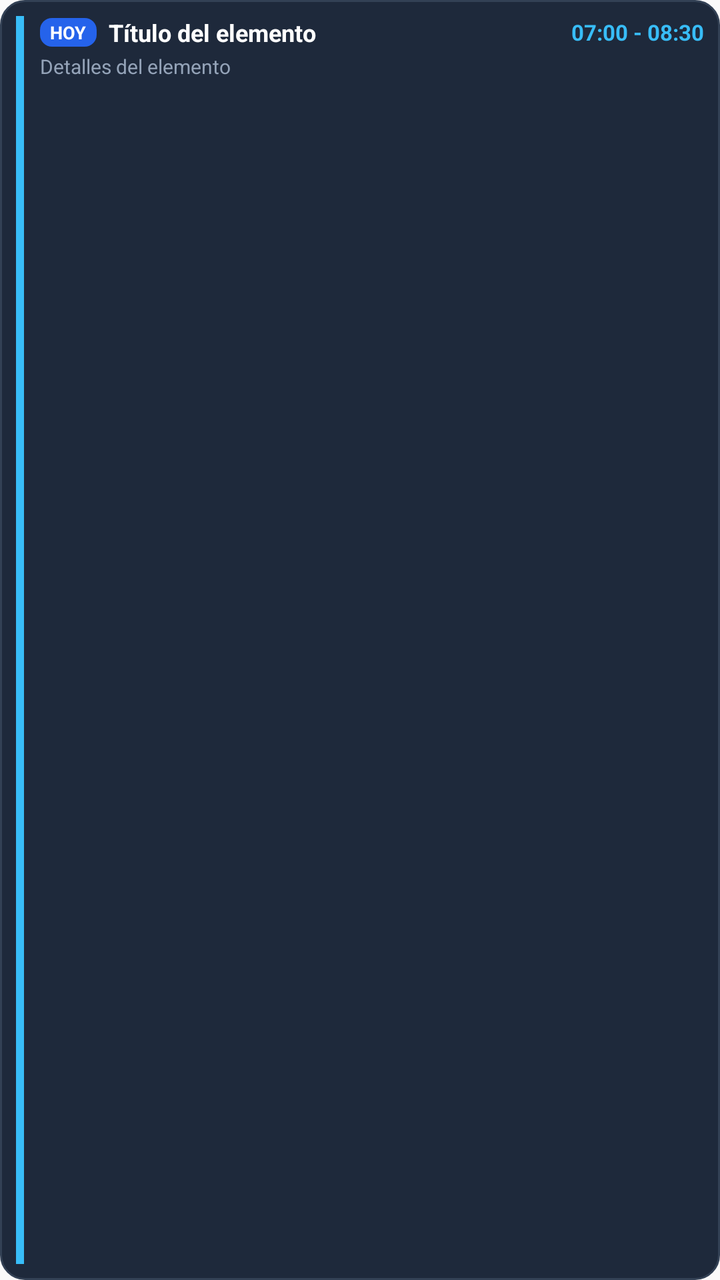
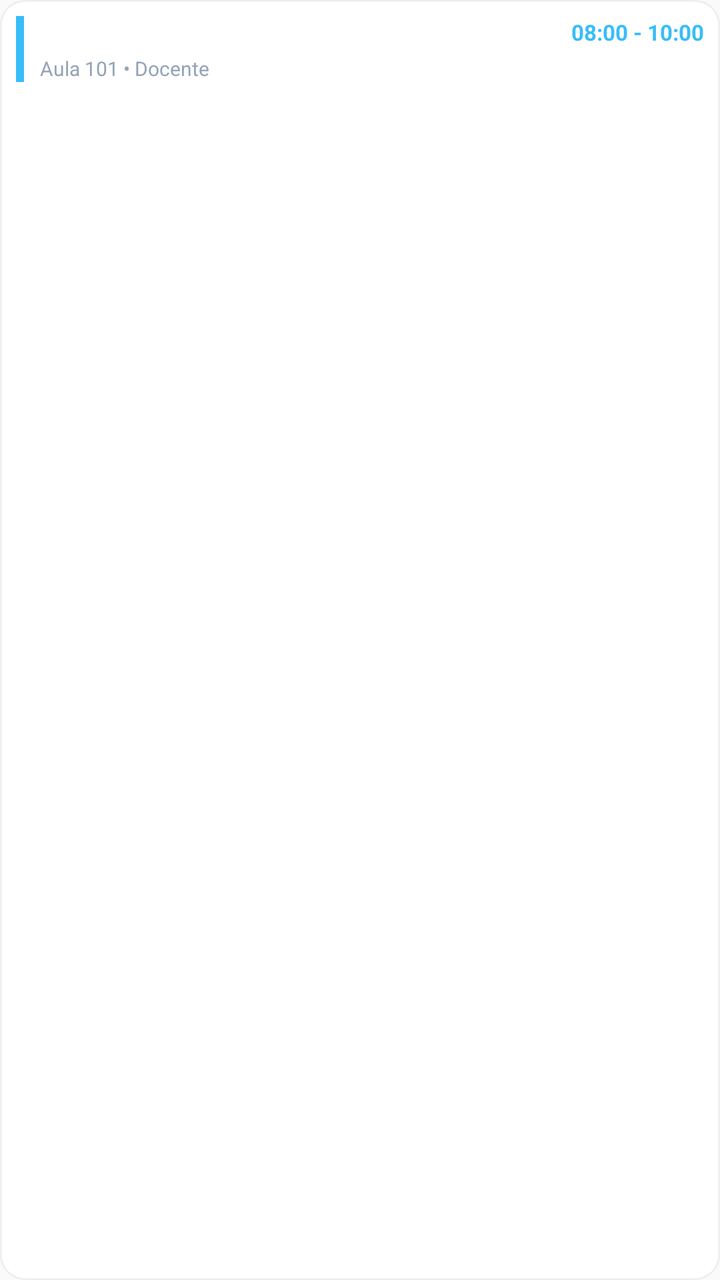

The first picture is an Android layout as it rendered before a commit; the second is the same layout after the commit. The layout source and the unified diff follow.
<!-- AndroidManifest.xml: application theme AppTheme -->
<!-- res/layout/widget_list_item.xml -->
<?xml version="1.0" encoding="utf-8"?>
<LinearLayout xmlns:android="http://schemas.android.com/apk/res/android"
    android:id="@+id/widget_item_container"
    android:layout_width="match_parent"
    android:layout_height="wrap_content"
    android:background="@drawable/widget_item_bg"
    android:orientation="horizontal"
    android:padding="8dp">

    
    <ImageView
        android:id="@+id/widget_item_color_bar"
        android:layout_width="4dp"
        android:layout_height="match_parent"
        android:layout_marginEnd="8dp"
        android:background="#38bdf8"
        android:contentDescription="Color" />

    <LinearLayout
        android:layout_width="0dp"
        android:layout_height="wrap_content"
        android:layout_weight="1"
        android:orientation="vertical">

        
        <LinearLayout
            android:layout_width="match_parent"
            android:layout_height="wrap_content"
            android:gravity="center_vertical"
            android:orientation="horizontal">

            <TextView
                android:id="@+id/widget_item_badge"
                android:layout_width="wrap_content"
                android:layout_height="wrap_content"
                android:layout_marginEnd="6dp"
                android:background="@drawable/widget_badge_today"
                android:paddingHorizontal="5dp"
                android:paddingVertical="1dp"
                android:text="HOY"
                android:textColor="#ffffff"
                android:textSize="9sp"
                android:textStyle="bold" />

            <TextView
                android:id="@+id/widget_item_title"
                android:layout_width="0dp"
                android:layout_height="wrap_content"
                android:layout_weight="1"
                android:ellipsize="end"
                android:maxLines="1"
                android:text="Título del elemento"
                android:textColor="#ffffff"
                android:textSize="12sp"
                android:textStyle="bold" />

            <TextView
                android:id="@+id/widget_item_time_or_date"
                android:layout_width="wrap_content"
                android:layout_height="wrap_content"
                android:layout_marginStart="4dp"
                android:text="07:00 - 08:30"
                android:textColor="#38bdf8"
                android:textSize="11sp"
                android:textStyle="bold" />
        </LinearLayout>

        
        <TextView
            android:id="@+id/widget_item_details"
            android:layout_width="match_parent"
            android:layout_height="wrap_content"
            android:layout_marginTop="2dp"
            android:ellipsize="end"
            android:maxLines="1"
            android:text="Detalles del elemento"
            android:textColor="#94a3b8"
            android:textSize="10sp" />
    </LinearLayout>
</LinearLayout>
<!-- resources referenced by this layout -->
<resources>
  <!-- drawable widget_badge_today (drawable) -->
  <?xml version="1.0" encoding="utf-8"?>
  <shape xmlns:android="http://schemas.android.com/apk/res/android"
      android:shape="rectangle">
      <solid android:color="#2563eb" />
      <corners android:radius="6dp" />
  </shape>
  <!-- drawable widget_item_bg (drawable) -->
  <?xml version="1.0" encoding="utf-8"?>
  <shape xmlns:android="http://schemas.android.com/apk/res/android"
      android:shape="rectangle">
      <solid android:color="#1e293b" />
      <corners android:radius="12dp" />
      <stroke
          android:width="1dp"
          android:color="#334155" />
  </shape>
  <style name="AppTheme" parent="Theme.AppCompat.Light.DarkActionBar">
          
          <item name="colorPrimary">@color/colorPrimary</item>
          <item name="colorPrimaryDark">@color/colorPrimaryDark</item>
          <item name="colorAccent">@color/colorAccent</item>
      </style>
</resources>

<!-- the commit's change to res/layout/widget_list_item.xml (unified diff, before → after) -->
@@ -1,80 +1,103 @@
 <?xml version="1.0" encoding="utf-8"?>
-<LinearLayout xmlns:android="http://schemas.android.com/apk/res/android"
+<FrameLayout xmlns:android="http://schemas.android.com/apk/res/android"
     android:id="@+id/widget_item_container"
     android:layout_width="match_parent"
-    android:layout_height="wrap_content"
-    android:background="@drawable/widget_item_bg"
-    android:orientation="horizontal"
-    android:padding="8dp">
+    android:layout_height="wrap_content">
 
     
     <ImageView
-        android:id="@+id/widget_item_color_bar"
-        android:layout_width="4dp"
+        android:id="@+id/widget_item_bg_view"
+        android:layout_width="match_parent"
         android:layout_height="match_parent"
-        android:layout_marginEnd="8dp"
-        android:background="#38bdf8"
-        android:contentDescription="Color" />
+        android:src="@drawable/widget_item_bg"
+        android:scaleType="fitXY" />
 
     <LinearLayout
-        android:layout_width="0dp"
+        android:layout_width="match_parent"
         android:layout_height="wrap_content"
-        android:layout_weight="1"
-        android:orientation="vertical">
+        android:orientation="horizontal"
+        android:padding="8dp">
 
         
+        <ImageView
+            android:id="@+id/widget_item_color_bar"
+            android:layout_width="4dp"
+            android:layout_height="match_parent"
+            android:layout_marginEnd="8dp"
+            android:background="#38bdf8"
+            android:contentDescription="Color" />
+
         <LinearLayout
-            android:layout_width="match_parent"
+            android:layout_width="0dp"
             android:layout_height="wrap_content"
-            android:gravity="center_vertical"
-            android:orientation="horizontal">
+            android:layout_weight="1"
+            android:orientation="vertical">
 
+            
+            <LinearLayout
+                android:layout_width="match_parent"
+                android:layout_height="wrap_content"
+                android:gravity="center_vertical"
+                android:orientation="horizontal">
+
+                <FrameLayout
+                    android:layout_width="wrap_content"
+                    android:layout_height="wrap_content"
+                    android:layout_marginEnd="6dp">
+
+                    <ImageView
+                        android:id="@+id/widget_item_badge_bg"
+                        android:layout_width="match_parent"
+                        android:layout_height="match_parent"
+                        android:src="@drawable/widget_badge_shape"
+                        android:scaleType="fitXY" />
+
+                    <TextView
+                        android:id="@+id/widget_item_badge"
+                        android:layout_width="wrap_content"
+                        android:layout_height="wrap_content"
+                        android:paddingHorizontal="5dp"
+                        android:paddingVertical="1dp"
+                        android:text="HOY"
+                        android:textColor="#ffffff"
+                        android:textSize="9sp"
+                        android:textStyle="bold" />
+                </FrameLayout>
+
+                <TextView
+                    android:id="@+id/widget_item_title"
+                    android:layout_width="0dp"
+                    android:layout_height="wrap_content"
+                    android:layout_weight="1"
+                    android:ellipsize="end"
+                    android:maxLines="1"
+                    android:text="Título del elemento"
+                    android:textColor="#ffffff"
+                    android:textSize="12sp"
+                    android:textStyle="bold" />
+
+                <TextView
+                    android:id="@+id/widget_item_time_or_date"
+                    android:layout_width="wrap_content"
+                    android:layout_height="wrap_content"
+                    android:layout_marginStart="8dp"
+                    android:text="08:00 - 10:00"
+                    android:textColor="#38bdf8"
+                    android:textSize="11sp"
+                    android:textStyle="bold" />
+            </LinearLayout>
+
+            
             <TextView
-                android:id="@+id/widget_item_badge"
-                android:layout_width="wrap_content"
+                android:id="@+id/widget_item_details"
+                android:layout_width="match_parent"
                 android:layout_height="wrap_content"
-                android:layout_marginEnd="6dp"
-                android:background="@drawable/widget_badge_today"
-                android:paddingHorizontal="5dp"
-                android:paddingVertical="1dp"
-                android:text="HOY"
-                android:textColor="#ffffff"
-                android:textSize="9sp"
-                android:textStyle="bold" />
-
-            <TextView
-                android:id="@+id/widget_item_title"
-                android:layout_width="0dp"
-                android:layout_height="wrap_content"
-                android:layout_weight="1"
+                android:layout_marginTop="3dp"
                 android:ellipsize="end"
                 android:maxLines="1"
-                android:text="Título del elemento"
-                android:textColor="#ffffff"
-                android:textSize="12sp"
-                android:textStyle="bold" />
-
-            <TextView
-                android:id="@+id/widget_item_time_or_date"
-                android:layout_width="wrap_content"
-                android:layout_height="wrap_content"
-                android:layout_marginStart="4dp"
-                android:text="07:00 - 08:30"
-                android:textColor="#38bdf8"
-                android:textSize="11sp"
-                android:textStyle="bold" />
+                android:text="Aula 101 • Docente"
+                android:textColor="#94a3b8"
+                android:textSize="10sp" />
         </LinearLayout>
-
-        
-        <TextView
-            android:id="@+id/widget_item_details"
-            android:layout_width="match_parent"
-            android:layout_height="wrap_content"
-            android:layout_marginTop="2dp"
-            android:ellipsize="end"
-            android:maxLines="1"
-            android:text="Detalles del elemento"
-            android:textColor="#94a3b8"
-            android:textSize="10sp" />
     </LinearLayout>
-</LinearLayout>
+</FrameLayout>
<!-- resource entries referenced after the edit -->
@@ -1,21 +1,21 @@
 <!-- resources referenced by this layout -->
 <resources>
-  <!-- drawable widget_badge_today (drawable) -->
+  <!-- drawable widget_badge_shape (drawable) -->
   <?xml version="1.0" encoding="utf-8"?>
   <shape xmlns:android="http://schemas.android.com/apk/res/android"
       android:shape="rectangle">
-      <solid android:color="#2563eb" />
+      <solid android:color="#FFFFFF" />
       <corners android:radius="6dp" />
   </shape>
   <!-- drawable widget_item_bg (drawable) -->
   <?xml version="1.0" encoding="utf-8"?>
   <shape xmlns:android="http://schemas.android.com/apk/res/android"
       android:shape="rectangle">
-      <solid android:color="#1e293b" />
+      <solid android:color="#FFFFFF" />
       <corners android:radius="12dp" />
       <stroke
           android:width="1dp"
-          android:color="#334155" />
+          android:color="#1A808080" />
   </shape>
   <style name="AppTheme" parent="Theme.AppCompat.Light.DarkActionBar">
           
